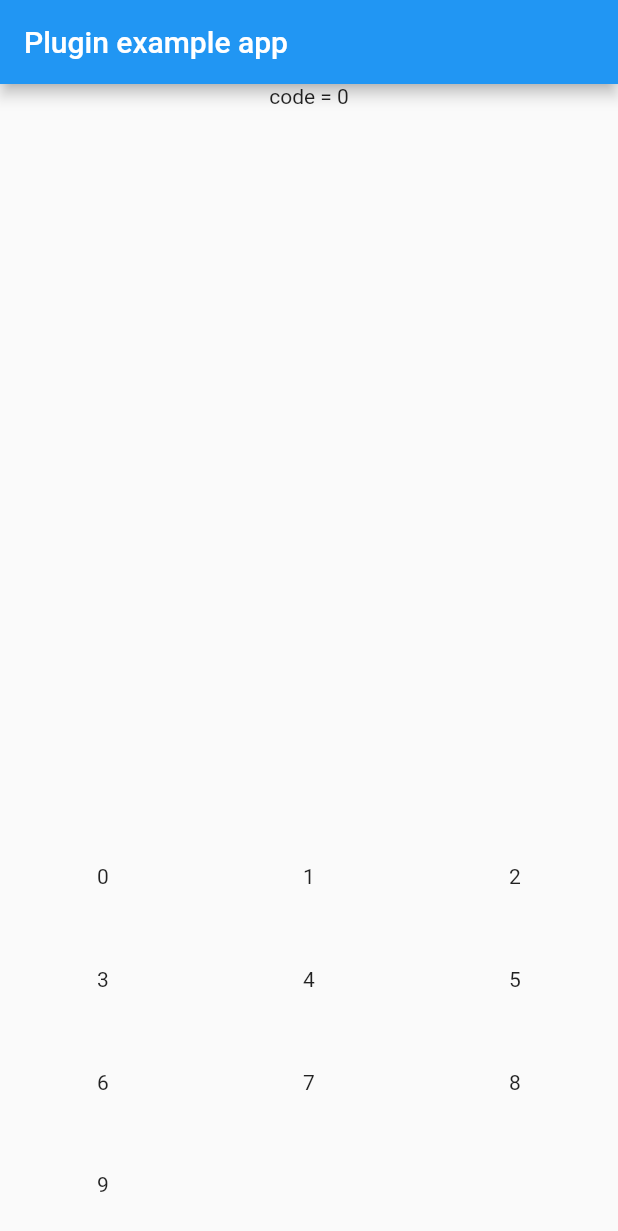
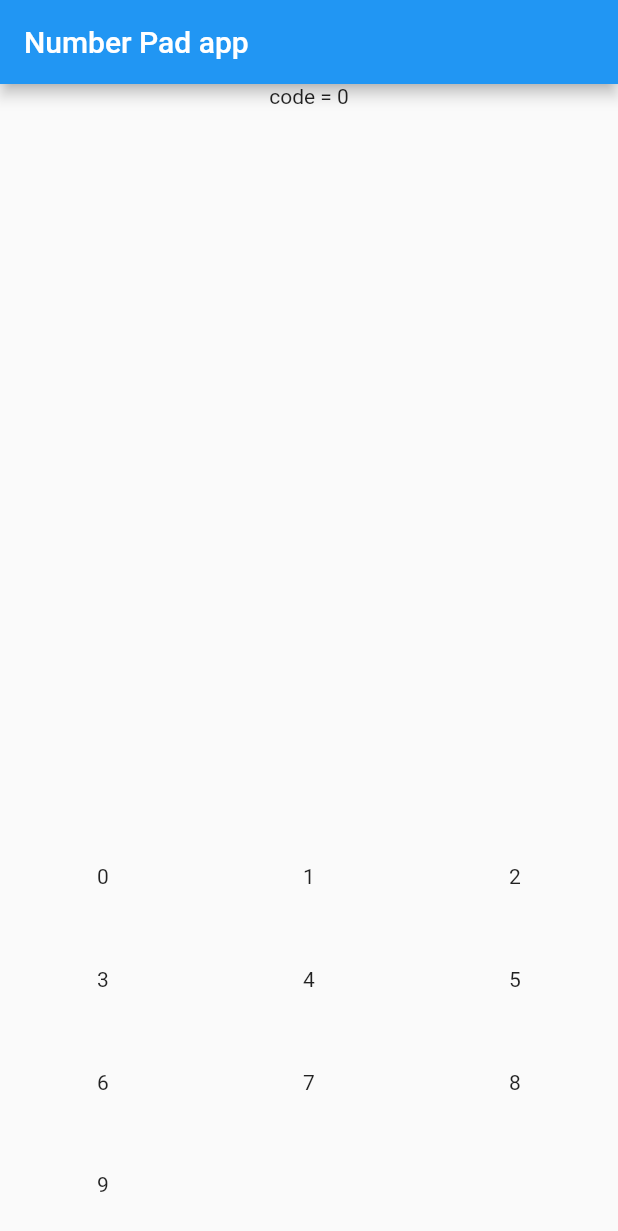
Before and after one commit to nine-one91/number_pad_flutter, a Flutter app: the screen it shows after launch, after a tap on an icon or button, on a phone screen of 412 x 824 dp. Shown: the top 1231 px of the screen. Run offline on Flutter 3.47's test engine with Material 2 defaults, Android fonts, the phone set to English and light mode, and no system bars; statements that could not run were skipped.

Commit message:
add example

```diff
--- a/example/lib/main.dart
+++ b/example/lib/main.dart
@@ -27,17 +27,24 @@ class _MyAppState extends State<MyApp> {
     return MaterialApp(
       home: Scaffold(
         appBar: AppBar(
-          title: const Text('Plugin example app'),
+          title: const Text('Number Pad app'),
         ),
         body: Column(
           children: [
-            Center(
-              child: Text("code = ${code}"),
+            GestureDetector(
+              onTap: (){
+                print(33);
+                NumberPad.shuffle();
+              },
+              child: Center(
+                child: Text("code = ${code}"),
+              ),
             ),
             const Spacer(),
             NumberPad(
               onChange: (value){
                 setState(() {
+                  print(value);
                   code = value;
                 });
               },
```
